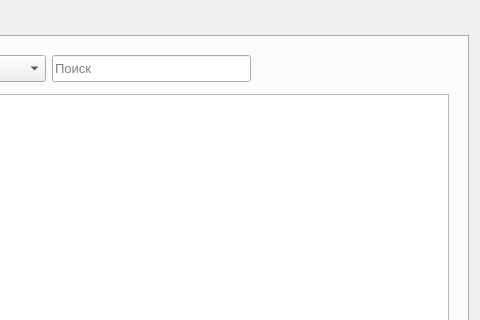
First picture: the form in EditOrgContactDialog.ui, repository okostynchuk/Outcall, before the edit; both pictures show x 175 to 655 and y 0 to 320 of the 655 by 475 pixel window.
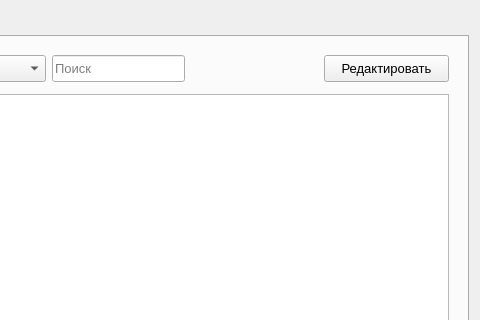
Second picture: the form after the edit. The open tabs and pages were chosen to show the change. Icons and pictures are not drawn.

Patch:
```diff
--- a/EditOrgContactDialog.ui
+++ b/EditOrgContactDialog.ui
@@ -354,6 +354,27 @@
               </item>
              </layout>
             </item>
+            <item row="0" column="2">
+             <widget class="QPushButton" name="editButton">
+              <property name="minimumSize">
+               <size>
+                <width>125</width>
+                <height>27</height>
+               </size>
+              </property>
+              <property name="font">
+               <font>
+                <pointsize>10</pointsize>
+               </font>
+              </property>
+              <property name="focusPolicy">
+               <enum>Qt::NoFocus</enum>
+              </property>
+              <property name="text">
+               <string>Редактировать</string>
+              </property>
+             </widget>
+            </item>
            </layout>
           </item>
           <item>
```
